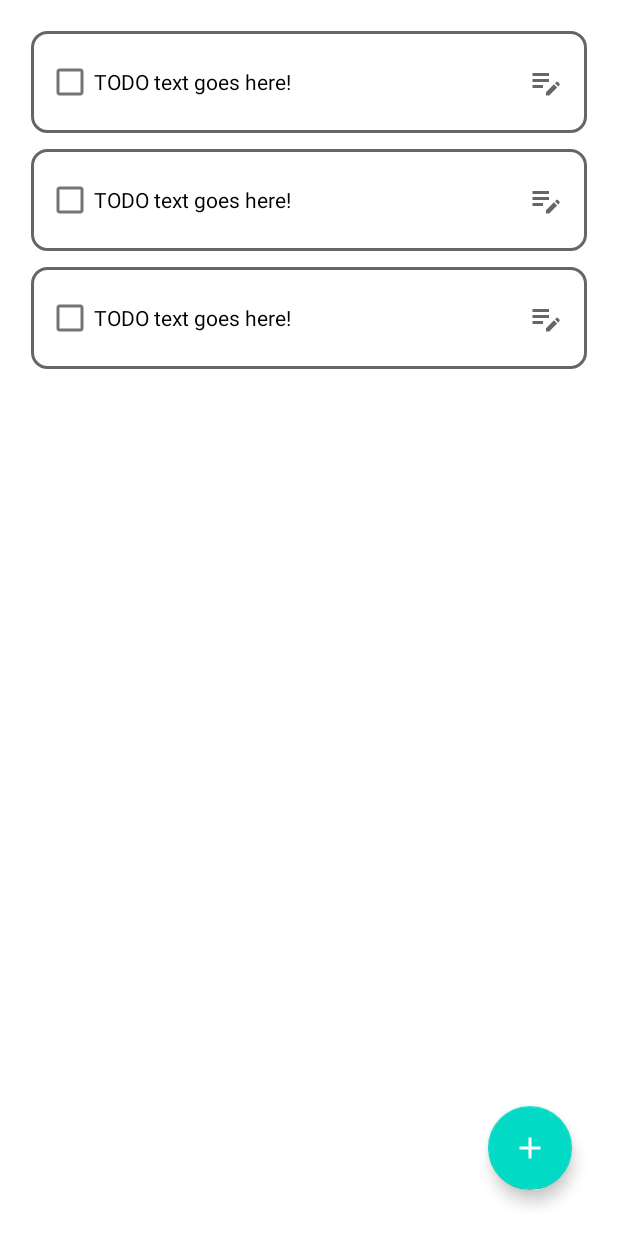
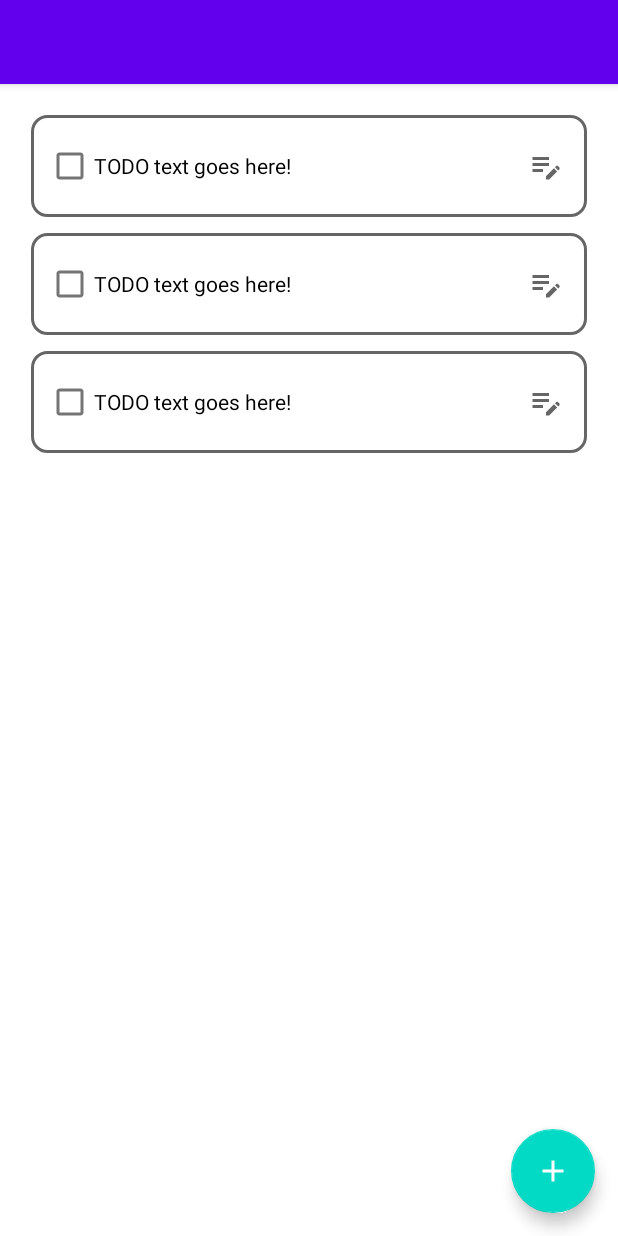
Before and after one commit to emrebasaran2002/room-demo, an Android app: the layout main_activity.xml on its own in the app's theme, with its tools: preview values and no code run, on a phone screen of 412 x 824 dp. Run offline under Robolectric (Android 15) with nearby library versions, the phone set to English and light mode, and no system bars.

Commit message:
Added toolbar to activity

```diff
--- a/app/src/main/java/memre/roomdemo/MainActivity.kt
+++ b/app/src/main/java/memre/roomdemo/MainActivity.kt
@@ -2,12 +2,12 @@ package memre.roomdemo
 
 import android.os.Bundle
 import android.util.Log
+import android.widget.Toolbar
 import androidx.fragment.app.FragmentActivity
 import androidx.lifecycle.ViewModelProvider
 import androidx.recyclerview.widget.RecyclerView
 import com.google.android.material.floatingactionbutton.FloatingActionButton
 import memre.roomdemo.data.Todo
-import memre.roomdemo.data.TodoRepository
 
 class MainActivity : FragmentActivity() {
 
@@ -22,7 +22,11 @@ class MainActivity : FragmentActivity() {
 
     override fun onCreate(savedInstanceState: Bundle?) {
         super.onCreate(savedInstanceState)
+
         setContentView(R.layout.main_activity)
+
+        val toolbar: Toolbar = findViewById(R.id.toolbar)
+        setActionBar(toolbar)
         setTitle(R.string.mainActivityTitle)
 
         val viewModelFactory = ViewModelProvider.AndroidViewModelFactory.getInstance(application)
--- a/app/src/main/res/layout/main_activity.xml
+++ b/app/src/main/res/layout/main_activity.xml
@@ -3,17 +3,28 @@
     xmlns:app="http://schemas.android.com/apk/res-auto"
     xmlns:tools="http://schemas.android.com/tools"
     android:layout_width="match_parent"
-    android:layout_height="match_parent"
-    android:padding="15dp">
+    android:layout_height="match_parent">
+
+    <Toolbar
+        android:id="@+id/toolbar"
+        android:layout_width="0dp"
+        android:layout_height="wrap_content"
+        android:background="?colorPrimary"
+        android:elevation="4dp"
+        android:titleTextColor="?colorOnPrimary"
+        app:layout_constraintLeft_toLeftOf="parent"
+        app:layout_constraintRight_toRightOf="parent"
+        app:layout_constraintTop_toTopOf="parent" />
 
     <androidx.recyclerview.widget.RecyclerView
         android:id="@+id/todoRecyclerView"
         android:layout_width="0dp"
         android:layout_height="0dp"
+        android:padding="15dp"
         app:layout_constraintBottom_toBottomOf="parent"
         app:layout_constraintLeft_toLeftOf="parent"
         app:layout_constraintRight_toRightOf="parent"
-        app:layout_constraintTop_toTopOf="parent"
+        app:layout_constraintTop_toBottomOf="@id/toolbar"
         tools:itemCount="3"
         tools:listitem="@layout/todo_view" />
 
--- a/app/src/main/res/values-night/themes.xml
+++ b/app/src/main/res/values-night/themes.xml
@@ -1,6 +1,6 @@
 <resources xmlns:tools="http://schemas.android.com/tools">
     <!-- Base application theme. -->
-    <style name="Theme.RoomDemo" parent="Theme.MaterialComponents.DayNight.DarkActionBar">
+    <style name="Theme.RoomDemo" parent="Theme.MaterialComponents.DayNight.NoActionBar">
         <!-- Primary brand color. -->
         <item name="colorPrimary">@color/purple_200</item>
         <item name="colorPrimaryVariant">@color/purple_700</item>
--- a/app/src/main/res/values/themes.xml
+++ b/app/src/main/res/values/themes.xml
@@ -1,6 +1,6 @@
 <resources xmlns:tools="http://schemas.android.com/tools">
     <!-- Base application theme. -->
-    <style name="Theme.RoomDemo" parent="Theme.MaterialComponents.DayNight.DarkActionBar">
+    <style name="Theme.RoomDemo" parent="Theme.MaterialComponents.DayNight.NoActionBar">
         <!-- Primary brand color. -->
         <item name="colorPrimary">@color/purple_500</item>
         <item name="colorPrimaryVariant">@color/purple_700</item>
```
